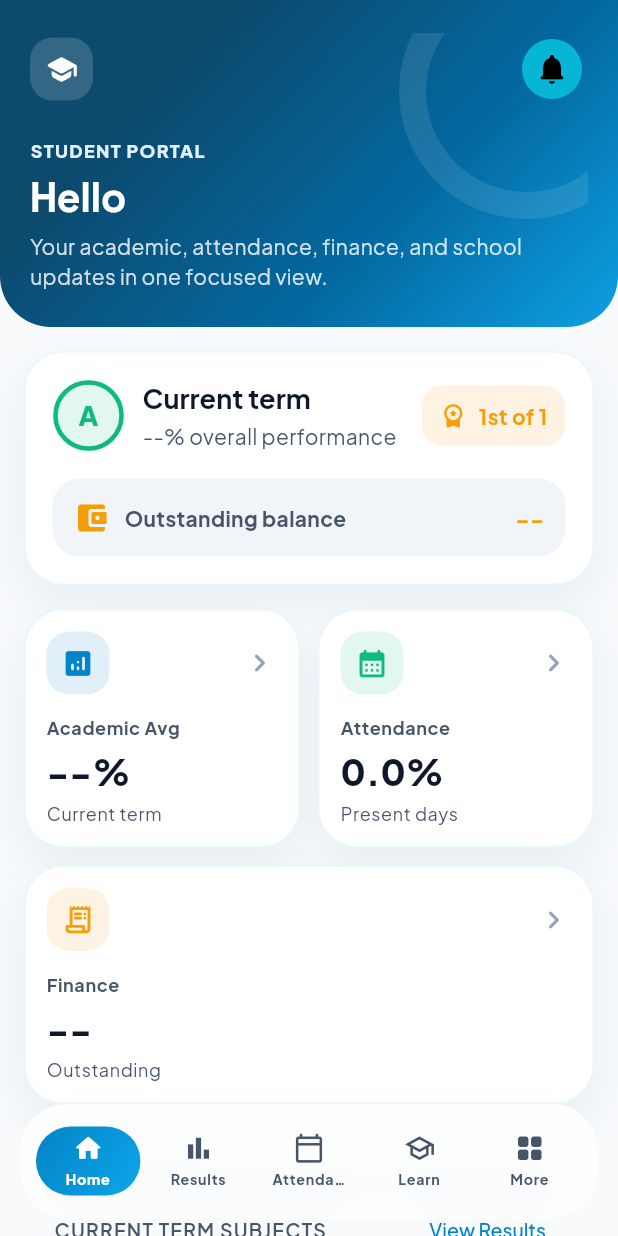
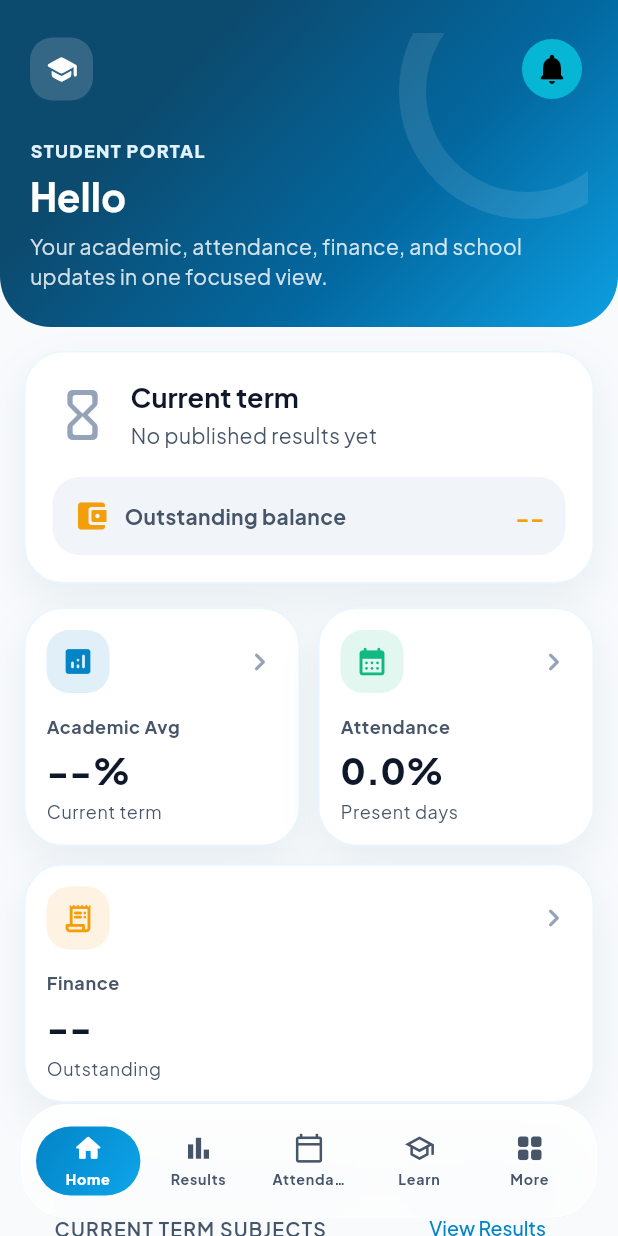
Before and after one commit to MathiasAthanas/kilimanjaro, a Flutter app: the StudentHomeScreen screen opened by its route, on a phone screen of 412 x 824 dp. Run offline on Flutter 3.47's test engine with Material 3 defaults, Android fonts, the phone set to English and light mode, and no system bars; our stand-ins replace connectivity_plus, dio, file_picker, fl_chart, flutter_animate, flutter_cache_manager and 15 more; missing offline and left inert: flutter_pdfview; accounts and stored records are empty; network calls fail.

Commit message:
fix(mobile): stay signed in after the first-login password change (1.0.4+5)
The server ends every session when a password changes, so the app dropped reviewers back to the
sign-in screen a few minutes after the forced first-login change. Sign in again with the new
password straight away. Also: no invented grade/rank for a student with no published results.

Co-Authored-By: Claude Sonnet 5.5 <noreply@anthropic.com>

```diff
--- a/mobile/kilimanjaro/lib/screens/student/student_home_screen.dart
+++ b/mobile/kilimanjaro/lib/screens/student/student_home_screen.dart
@@ -158,11 +158,14 @@ class _StudentSummaryCard extends StatelessWidget {
       children: [
         Row(
           children: [
-            KSGradeDisplay(
-              grade: grade,
-              size: GradeDisplaySize.small,
-              showLabel: false,
-            ),
+            if (score != null)
+              KSGradeDisplay(
+                grade: grade,
+                size: GradeDisplaySize.small,
+                showLabel: false,
+              )
+            else
+              const Icon(Icons.hourglass_empty_rounded, size: 40, color: AppColors.textMuted),
             const SizedBox(width: 12),
             Expanded(
               child: Column(
@@ -174,13 +177,13 @@ class _StudentSummaryCard extends StatelessWidget {
                   ),
                   const SizedBox(height: 4),
                   Text(
-                    '${score?.toStringAsFixed(1) ?? '--'}% overall performance',
+                    score == null ? 'No published results yet' : '${score!.toStringAsFixed(1)}% overall performance',
                     style: Theme.of(context).textTheme.bodyMedium,
                   ),
                 ],
               ),
             ),
-            KSRankBadge(rank: rank, total: totalStudents),
+            if (score != null && rank > 0 && totalStudents > 0) KSRankBadge(rank: rank, total: totalStudents),
           ],
         ),
         const SizedBox(height: 18),
--- a/mobile/kilimanjaro/pubspec.yaml
+++ b/mobile/kilimanjaro/pubspec.yaml
@@ -1,7 +1,7 @@
 name: kilimanjaro
 description: Kilimanjaro Schools mobile application.
 publish_to: 'none'
-version: 1.0.3+4
+version: 1.0.4+5
 
 environment:
   sdk: ^3.9.0
```
Also changed, not shown: mobile/kilimanjaro/lib/screens/common/change_password_screen.dart (+14 -3 lines), 1 other file.
